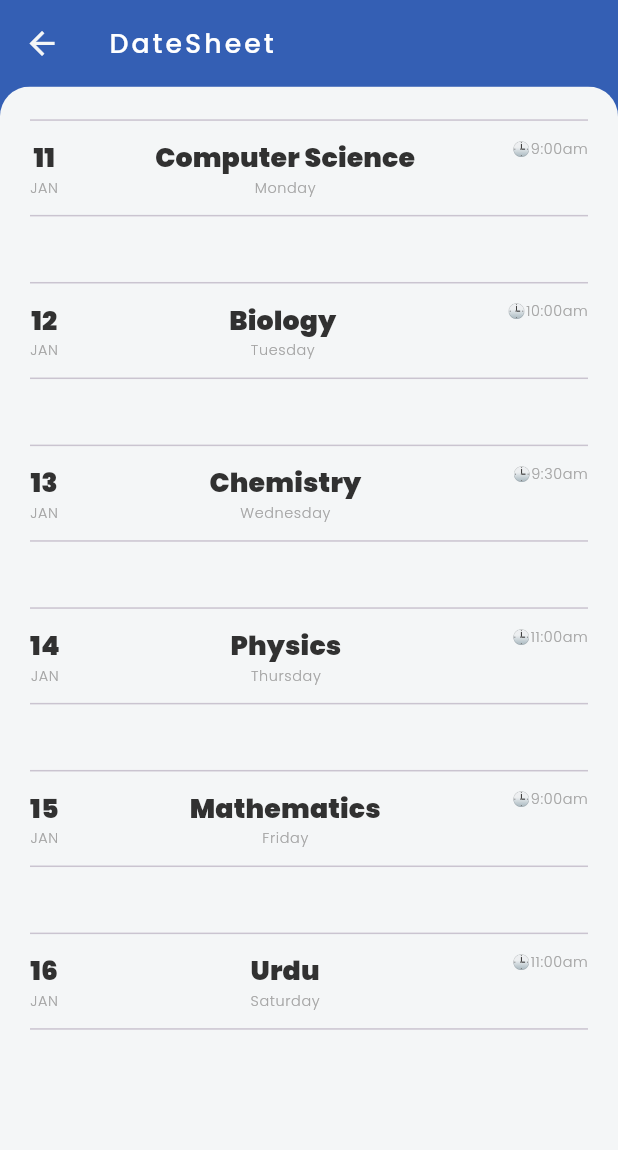
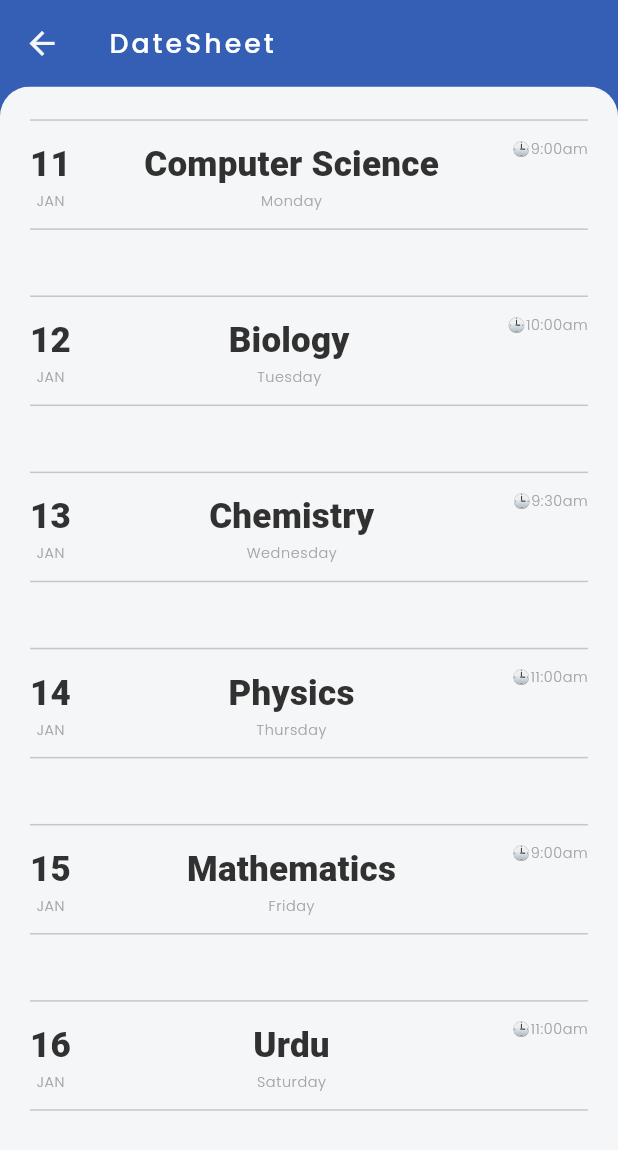
Before and after one commit to Thaaan184/EduHub, a Flutter app: the DateSheetScreen screen opened by its route, on a phone screen of 412 x 824 dp. Shown: the top 1150 px of the screen. Run offline on Flutter 3.47's test engine with Material 3 defaults, Android fonts, the phone set to English and light mode, and no system bars; our stand-ins replace flutter_svg, google_fonts, sizer.

Commit message:
Fic Code Utama

```diff
--- a/lib/components/custom_buttons.dart
+++ b/lib/components/custom_buttons.dart
@@ -34,7 +34,7 @@ class DefaultButton extends StatelessWidget {
           mainAxisAlignment: MainAxisAlignment.center,
           children: [
             Spacer(),
-            Text(title, style: Theme.of(context).textTheme.subtitle2),
+            Text(title, style: Theme.of(context).textTheme.titleSmall),
             Spacer(),
             Icon(
               iconData,
--- a/lib/main.dart
+++ b/lib/main.dart
@@ -10,6 +10,8 @@ void main() {
 }
 
 class MyApp extends StatelessWidget {
+  const MyApp({super.key});
+
   // This widget is the root of your application.
   @override
   Widget build(BuildContext context) {
--- a/lib/routes.dart
+++ b/lib/routes.dart
@@ -11,9 +11,9 @@ Map<String, WidgetBuilder> routes = {
   //all screens will be registered here like manifest in android
   SplashScreen.routeName: (context) => SplashScreen(),
   LoginScreen.routeName: (context) => LoginScreen(),
-  HomeScreen.routeName: (context) => HomeScreen(),
-  MyProfileScreen.routeName: (context) => MyProfileScreen(),
-  FeeScreen.routeName: (context) => FeeScreen(),
-  AssignmentScreen.routeName: (context) => AssignmentScreen(),
-  DateSheetScreen.routeName: (context) => DateSheetScreen(),
+  HomeScreen.routeName: (context) => const HomeScreen(),
+  MyProfileScreen.routeName: (context) => const MyProfileScreen(),
+  FeeScreen.routeName: (context) => const FeeScreen(),
+  AssignmentScreen.routeName: (context) => const AssignmentScreen(),
+  DateSheetScreen.routeName: (context) => const DateSheetScreen(),
 };
--- a/lib/screens/assignment_screen/assignment_screen.dart
+++ b/lib/screens/assignment_screen/assignment_screen.dart
@@ -58,14 +58,14 @@ class AssignmentScreen extends StatelessWidget {
                                   child: Center(
                                     child: Text(
                                       assignment[index].subjectName,
-                                      style: Theme.of(context).textTheme.caption,
+                                      style: Theme.of(context).textTheme.bodySmall,
                                     ),
                                   ),
                                 ),
                                 kHalfSizedBox,
                                 Text(
                                   assignment[index].topicName,
-                                  style: Theme.of(context).textTheme.subtitle2!.copyWith(
+                                  style: Theme.of(context).textTheme.titleMedium!.copyWith(
                                     color: kTextBlackColor,
                                     fontWeight: FontWeight.w900,
                                   ),
--- a/lib/screens/assignment_screen/widgets/assignment_widgets.dart
+++ b/lib/screens/assignment_screen/widgets/assignment_widgets.dart
@@ -17,12 +17,12 @@ class AssignmentDetailRow extends StatelessWidget {
           title,
           style: Theme.of(context)
               .textTheme
-              .caption!
+              .bodySmall!
               .copyWith(color: kTextBlackColor, fontWeight: FontWeight.w900),
         ),
         Text(
           statusValue,
-          style: Theme.of(context).textTheme.caption,
+          style: Theme.of(context).textTheme.bodySmall,
         ),
       ],
     );
@@ -55,7 +55,7 @@ class AssignmentButton extends StatelessWidget {
         child: Center(
           child: Text(
             title,
-            style: Theme.of(context).textTheme.subtitle2
+            style: Theme.of(context).textTheme.titleMedium
           ),
         ),
       ),
--- a/lib/screens/datesheet_screen/datesheet_screen.dart
+++ b/lib/screens/datesheet_screen/datesheet_screen.dart
@@ -49,13 +49,13 @@ class DateSheetScreen extends StatelessWidget {
                           Text(
                             dateSheet[index].date.toString(),
                             style:
-                                Theme.of(context).textTheme.subtitle2!.copyWith(
+                                Theme.of(context).textTheme.titleMedium!.copyWith(
                                       color: kTextBlackColor,
                                       fontWeight: FontWeight.w900,
                                     ),
                           ),
                           Text(dateSheet[index].monthName,
-                              style: Theme.of(context).textTheme.caption),
+                              style: Theme.of(context).textTheme.bodySmall),
                         ],
                       ),
 
@@ -67,13 +67,13 @@ class DateSheetScreen extends StatelessWidget {
                           Text(
                             dateSheet[index].subjectName,
                             style:
-                                Theme.of(context).textTheme.subtitle2!.copyWith(
+                                Theme.of(context).textTheme.titleMedium!.copyWith(
                                       color: kTextBlackColor,
                                       fontWeight: FontWeight.w900,
                                     ),
                           ),
                           Text(dateSheet[index].dayName,
-                              style: Theme.of(context).textTheme.caption),
+                              style: Theme.of(context).textTheme.bodySmall),
                         ],
                       ),
                       //3rd one
@@ -83,7 +83,7 @@ class DateSheetScreen extends StatelessWidget {
                         children: [
                           Text(
                             '🕒${dateSheet[index].time}',
-                            style: Theme.of(context).textTheme.caption,
+                            style: Theme.of(context).textTheme.bodySmall,
                           ),
                         ],
                       ),
--- a/lib/screens/fee_screen/widgets/fee_widgets.dart
+++ b/lib/screens/fee_screen/widgets/fee_widgets.dart
@@ -32,7 +32,7 @@ class FeeButton extends StatelessWidget {
         child: Row(
           mainAxisAlignment: MainAxisAlignment.center,
           children: [
-            Text(title, style: Theme.of(context).textTheme.subtitle2),
+            Text(title, style: Theme.of(context).textTheme.titleSmall),
             Icon(
               iconData,
               color: kOtherColor,
@@ -57,12 +57,12 @@ class FeeDetailRow extends StatelessWidget {
       children: [
         Text(
           title,
-          style: Theme.of(context).textTheme.subtitle2!.copyWith(
+          style: Theme.of(context).textTheme.titleSmall!.copyWith(
                 color: kTextBlackColor,
                 fontWeight: FontWeight.w900,
               ),
         ),
-        Text(statusValue, style: Theme.of(context).textTheme.caption),
+        Text(statusValue, style: Theme.of(context).textTheme.bodySmall),
       ],
     );
   }
--- a/lib/screens/home_screen/home_screen.dart
+++ b/lib/screens/home_screen/home_screen.dart
@@ -233,7 +233,7 @@ class HomeCard extends StatelessWidget {
             Text(
               title,
               textAlign: TextAlign.center,
-              style: Theme.of(context).textTheme.subtitle2,
+              style: Theme.of(context).textTheme.titleSmall,
             ),
           ],
         ),
--- a/lib/screens/splash_screen/splash_screen.dart
+++ b/lib/screens/splash_screen/splash_screen.dart
@@ -34,8 +34,8 @@ class _SplashScreenState extends State<SplashScreen> {
             Column(
               mainAxisAlignment: MainAxisAlignment.center,
               children: [
-                Text('School', style: Theme.of(context).textTheme.headline5),
-                Text('Brain', style: Theme.of(context).textTheme.headline5),
+                Text('School', style: Theme.of(context).textTheme.headlineSmall),
+                Text('Brain', style: Theme.of(context).textTheme.headlineSmall),
               ],
             ),
             Image.asset(
--- a/lib/theme.dart
+++ b/lib/theme.dart
@@ -61,26 +61,26 @@ class CustomTheme {
     ),
     textTheme: GoogleFonts.poppinsTextTheme().copyWith(
       //custom text for bodyText1
-      headline5: GoogleFonts.chewy(
+      headlineSmall: GoogleFonts.chewy(
         color: kTextWhiteColor,
         //condition if device is tablet or a phone
         fontSize: SizerUtil.deviceType == DeviceType.tablet ? 45.sp : 40.sp,
       ),
-      bodyText1: TextStyle(
+      bodyLarge: TextStyle(
           color: kTextWhiteColor, fontSize: 35.0, fontWeight: FontWeight.bold),
-      bodyText2: TextStyle(
+      bodyMedium: TextStyle(
         color: kTextWhiteColor,
         fontSize: 28.0,
       ),
-      subtitle1: TextStyle(
+      titleMedium: TextStyle(
           color: kTextWhiteColor,
           fontSize: SizerUtil.deviceType == DeviceType.tablet ? 14.sp : 17.sp,
           fontWeight: FontWeight.w700),
-      subtitle2: GoogleFonts.poppins(
+      titleSmall: GoogleFonts.poppins(
           color: kTextWhiteColor,
           fontSize: SizerUtil.deviceType == DeviceType.tablet ? 12.sp : 13.sp,
           fontWeight: FontWeight.w200),
-      caption: GoogleFonts.poppins(
+      bodySmall: GoogleFonts.poppins(
           color: kTextLightColor,
           fontSize: SizerUtil.deviceType == DeviceType.tablet ? 5.sp : 7.sp,
           fontWeight: FontWeight.w300),
--- a/pubspec.yaml
+++ b/pubspec.yaml
@@ -33,6 +33,7 @@ dependencies:
   sizer: ^2.0.15
 
 dev_dependencies:
+  flutter_lints: ^2.0.0
   flutter_test:
     sdk: flutter
 
```
Also changed, not shown: lib/screens/home_screen/widgets/student_data.dart (+6 -6 lines), lib/screens/login_screen/login_screen.dart (+5 -3 lines), lib/screens/my_profile/my_profile.dart (+7 -7 lines), 4 other files.
